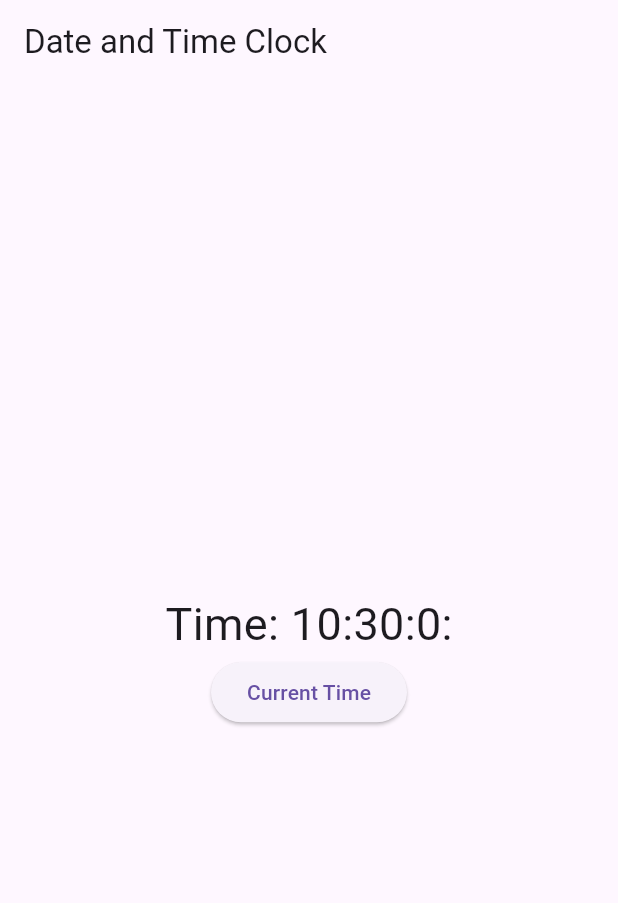
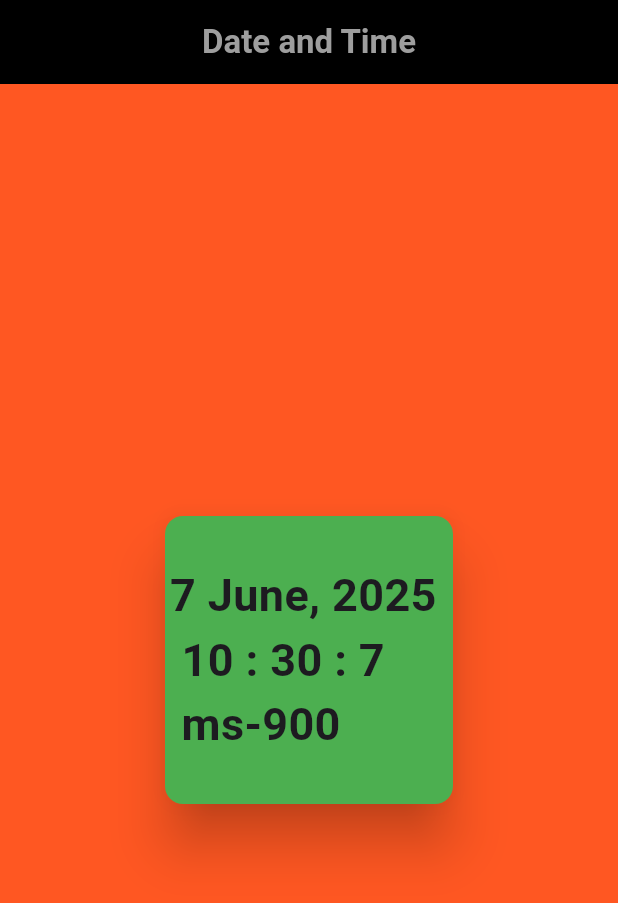
Before and after one commit to neelislam/Flutter_Widgets, a Flutter app: the screen it shows after launch, on a phone screen of 412 x 824 dp. Shown: the top 903 px of the screen. Run offline on Flutter 3.47's test engine with Material 3 defaults, Android fonts, the phone set to English and light mode, and no system bars.

Commit message:
clock and date

```diff
--- a/lib/clock_and_time.dart
+++ b/lib/clock_and_time.dart
@@ -1,5 +1,5 @@
 import 'package:flutter/material.dart';
-
+import 'dart:async';
 class clock_and_time extends StatefulWidget {
   const clock_and_time({super.key});
 
@@ -8,32 +8,71 @@ class clock_and_time extends StatefulWidget {
 }
 
 class _clock_and_timeState extends State<clock_and_time> {
+
+  late Timer _timer;
+  late DateTime _currentTime;
+
+  final List<String> _monthName = [
+    'January', 'February', 'March', 'April', 'May', 'June',
+    'July', 'August', 'September', 'October', 'November', 'December'
+  ];
+  @override
+  void initState(){
+    super.initState();
+    _currentTime = DateTime.now();
+    _timer = Timer.periodic(Duration(milliseconds: 1), (Timer t){
+      setState(() {
+        _currentTime = DateTime.now();
+      });
+    });
+  }
+
+
+  @override
+  void dispose(){
+    _timer.cancel();
+    super.dispose();
+  }
   @override
   Widget build(BuildContext context) {
-    var time = DateTime.now();
+    bool cat = false;
+    Color cardColor = (_currentTime.millisecond > 1 && _currentTime.millisecond < 500 )
+    ? Colors.red : Colors.green;
+   // var time = DateTime.now();
+    String monthName = _monthName[_currentTime.month - 1];
     return Scaffold(
+
+      backgroundColor: Colors.deepOrange,
+
       appBar: AppBar(
-        title: Text('Date and Time Clock'),
+        centerTitle: true,
+        title: Text('Date and Time',
+        style: TextStyle(
+          color: Colors.grey,
+          fontWeight: FontWeight.bold,
+        ),),
+        backgroundColor: Colors.black,
       ),
 
       body: Center(
+
         child: Container(
           width: 200,
           height: 200,
+          child: Card(
+           color: cardColor,
+            elevation: 15,
             child: Column(
               mainAxisAlignment: MainAxisAlignment.center,
               children: [
-              Text('Time: ${time.hour}:${time.minute}:${time.second}:',
+                Text('${_currentTime.day} $monthName, ${_currentTime.year} \n ${_currentTime.hour} : ${_currentTime.minute} : ${_currentTime.second} \n ms-${_currentTime.millisecond}',
                 style: TextStyle(
+                  fontWeight: FontWeight.bold,
                   fontSize: 30,
-              ),),
-              ElevatedButton(onPressed: (){
-                setState(() {
-
-                });
-              },
-                  child: Text('Current Time'))
+                ),
+                ),
               ],
+            ),
           ),
         ),
       ),
```
Lines whose indentation alone changed are shown as unchanged.
